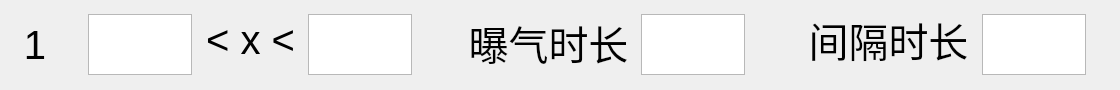
Old version of the form Hqsw/fercaseform.ui in the repository hqtecheptech/MagicPill.
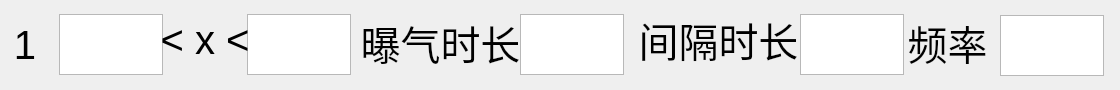
New version of the form.

Patch:
```diff
--- a/Hqsw/fercaseform.ui
+++ b/Hqsw/fercaseform.ui
@@ -16,7 +16,7 @@
   <widget class="QLabel" name="ae_label">
    <property name="geometry">
     <rect>
-     <x>468</x>
+     <x>360</x>
      <y>17</y>
      <width>161</width>
      <height>51</height>
@@ -37,7 +37,7 @@
   <widget class="QLabel" name="seq_label">
    <property name="geometry">
     <rect>
-     <x>10</x>
+     <x>0</x>
      <y>20</y>
      <width>50</width>
      <height>50</height>
@@ -58,7 +58,7 @@
   <widget class="QTextEdit" name="low_tmp_text_edit">
    <property name="geometry">
     <rect>
-     <x>88</x>
+     <x>59</x>
      <y>14</y>
      <width>104</width>
      <height>61</height>
@@ -76,7 +76,7 @@
   <widget class="QTextEdit" name="ae_text_edit">
    <property name="geometry">
     <rect>
-     <x>641</x>
+     <x>520</x>
      <y>14</y>
      <width>104</width>
      <height>61</height>
@@ -94,7 +94,7 @@
   <widget class="QTextEdit" name="high_tmp_text_edit">
    <property name="geometry">
     <rect>
-     <x>308</x>
+     <x>247</x>
      <y>14</y>
      <width>104</width>
      <height>61</height>
@@ -112,7 +112,7 @@
   <widget class="QLabel" name="sta_label">
    <property name="geometry">
     <rect>
-     <x>808</x>
+     <x>638</x>
      <y>14</y>
      <width>161</width>
      <height>51</height>
@@ -133,7 +133,7 @@
   <widget class="QTextEdit" name="sta_text_edit">
    <property name="geometry">
     <rect>
-     <x>982</x>
+     <x>800</x>
      <y>14</y>
      <width>104</width>
      <height>61</height>
@@ -151,9 +151,9 @@
   <widget class="QLabel" name="tem_range_label">
    <property name="geometry">
     <rect>
-     <x>195</x>
+     <x>160</x>
      <y>10</y>
-     <width>111</width>
+     <width>90</width>
      <height>61</height>
     </rect>
    </property>
@@ -169,6 +169,45 @@
     <set>Qt::AlignCenter</set>
    </property>
   </widget>
+  <widget class="QLabel" name="sta_label_2">
+   <property name="geometry">
+    <rect>
+     <x>907</x>
+     <y>17</y>
+     <width>81</width>
+     <height>51</height>
+    </rect>
+   </property>
+   <property name="font">
+    <font>
+     <pointsize>30</pointsize>
+    </font>
+   </property>
+   <property name="text">
+    <string>频率</string>
+   </property>
+   <property name="alignment">
+    <set>Qt::AlignCenter</set>
+   </property>
+  </widget>
+  <widget class="QTextEdit" name="freq_text_edit">
+   <property name="geometry">
+    <rect>
+     <x>1000</x>
+     <y>15</y>
+     <width>104</width>
+     <height>61</height>
+    </rect>
+   </property>
+   <property name="font">
+    <font>
+     <pointsize>30</pointsize>
+    </font>
+   </property>
+   <property name="inputMethodHints">
+    <set>Qt::ImhDigitsOnly</set>
+   </property>
+  </widget>
  </widget>
  <resources/>
  <connections/>
```
